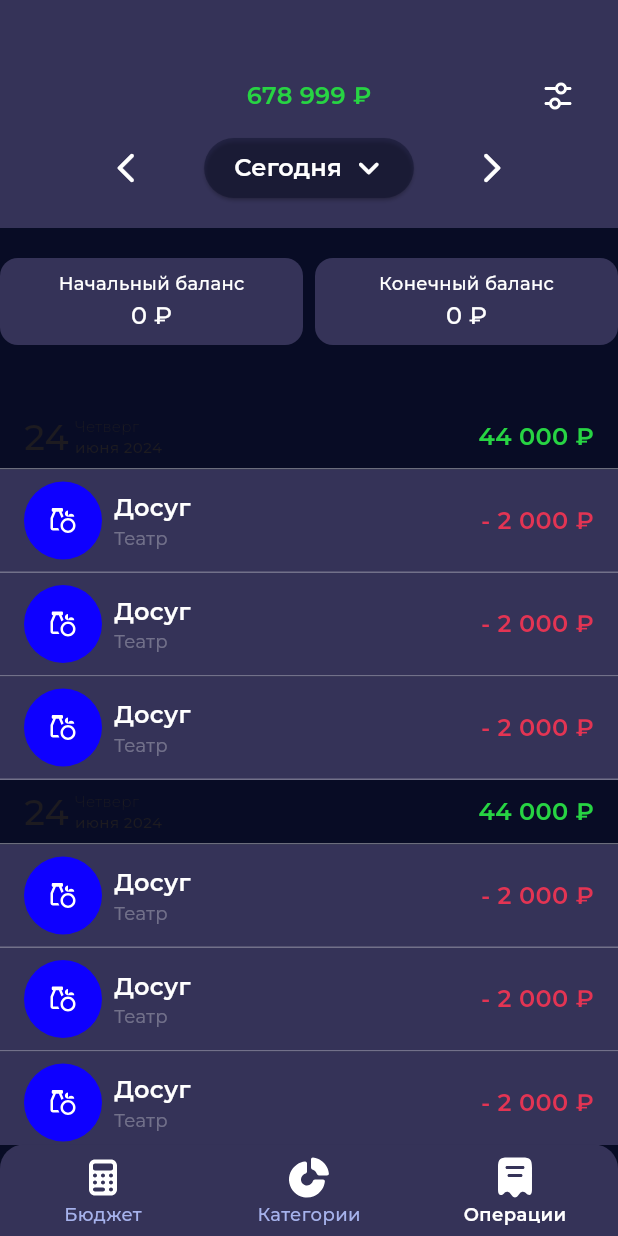
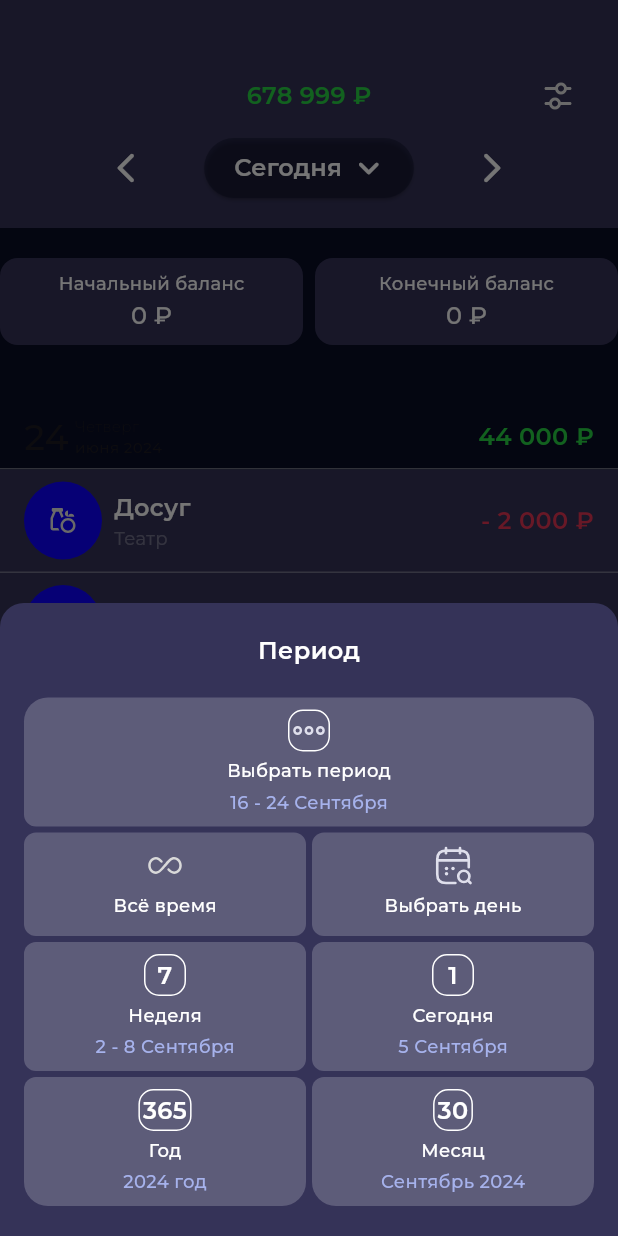
Before and after one commit to LizzzaD/Budget-Buddy, a Flutter app: the screen it shows after launch, item 3 of the bottom bar chosen, after a tap on "Сегодня", on a phone screen of 412 x 824 dp. Run offline on Flutter 3.47's test engine with Material 3 defaults, Android fonts, the phone set to English and light mode, and no system bars; our stand-ins replace decimal, fl_chart, flutter_svg, freezed_annotation, google_fonts.

Commit message:
add time period selection_widget layout

```diff
--- a/lib/features/screens/home_screen.dart
+++ b/lib/features/screens/home_screen.dart
@@ -4,6 +4,7 @@ import 'package:budget_buddy/views/extension/build_context_extension.dart';
 import 'package:budget_buddy/views/images/icons.dart';
 import 'package:budget_buddy/views/ui_kit/app_bars/main_bottom_navigation_bar.dart';
 import 'package:budget_buddy/views/ui_kit/widgets/date_widget.dart';
+import 'package:budget_buddy/views/ui_kit/widgets/time_period_selection_widget.dart';
 import 'package:flutter/material.dart';
 
 class HomeScreen extends StatefulWidget {
@@ -69,7 +70,15 @@ class _HomeScreenState extends State<HomeScreen> {
                     ),
                   ],
                 ),
-                const DateWidget(),
+                 DateWidget(        onPressed: () {
+                   showModalBottomSheet(
+                       context: context,
+                       isScrollControlled: true,
+                       useSafeArea: true,
+                       builder: (BuildContext context) {
+                         return const TimePeriodSelectionWidget();
+                       });
+                 },),
               ],
             ),
           ),
--- a/lib/views/images/icons.dart
+++ b/lib/views/images/icons.dart
@@ -4,9 +4,13 @@ import 'package:flutter_svg/svg.dart';
 enum SVGIcon {
   bus,
   calculator,
+  calendar,
+  ellipsis,
+  filled_ellipsis,
   fork_knife,
   grocery,
   hand_heart,
+  infinity,
   pie_chart,
   puzzle,
   receipt,
@@ -20,10 +24,12 @@ enum SVGIcon {
       '$_rootPath/$name.svg',
       width: size,
       height: size,
-      colorFilter: ColorFilter.mode(
-        color ?? Colors.white,
-        BlendMode.srcIn,
-      ),
+      colorFilter: color != null
+          ? ColorFilter.mode(
+              color,
+              BlendMode.srcIn,
+            )
+          : null,
     );
   }
 }
--- a/lib/views/ui_kit/widgets/date_widget.dart
+++ b/lib/views/ui_kit/widgets/date_widget.dart
@@ -2,7 +2,9 @@ import 'package:budget_buddy/views/extension/build_context_extension.dart';
 import 'package:flutter/material.dart';
 
 class DateWidget extends StatelessWidget {
-  const DateWidget({super.key});
+  const DateWidget({required this.onPressed, super.key});
+
+  final VoidCallback onPressed;
 
   @override
   Widget build(BuildContext context) {
@@ -20,7 +22,7 @@ class DateWidget extends StatelessWidget {
           width: 28,
         ),
         ElevatedButton(
-          onPressed: () {},
+          onPressed: onPressed,
           style: ElevatedButton.styleFrom(
             padding: const EdgeInsets.symmetric(vertical: 4, horizontal: 16),
             backgroundColor: context.colors.backgroundColor.withOpacity(0.4),
--- /dev/null
+++ b/lib/views/ui_kit/widgets/time_period_selection_widget.dart
@@ -0,0 +1,247 @@
+import 'package:budget_buddy/views/extension/build_context_extension.dart';
+import 'package:budget_buddy/views/images/icons.dart';
+import 'package:flutter/material.dart';
+
+class TimePeriodSelectionWidget extends StatelessWidget {
+  const TimePeriodSelectionWidget({super.key});
+
+  @override
+  Widget build(BuildContext context) {
+    return Container(
+      padding: const EdgeInsets.symmetric(horizontal: 16),
+      width: double.infinity,
+      decoration: BoxDecoration(
+        color: context.colors.secondaryColor,
+        borderRadius: const BorderRadius.vertical(
+          top: Radius.circular(16),
+        ),
+      ),
+      child: Column(
+        mainAxisSize: MainAxisSize.min,
+        children: [
+          const SizedBox(
+            height: 20,
+          ),
+          Text(
+            'Период',
+            style:
+                context.styles.semibold16.copyWith(color: context.colors.white),
+          ),
+          const SizedBox(
+            height: 20,
+          ),
+          _TimePeriodWidget(
+            icon: Container(
+              height: 28,
+              width: 28,
+              decoration: BoxDecoration(
+                  borderRadius: BorderRadius.circular(10),
+                  border: Border.all(color: context.colors.white)),
+              child: SVGIcon.ellipsis.build(),
+            ),
+            title: 'Выбрать период',
+            topBorderRadius: 16,
+            bottomBorderRadius: 8,
+            description: '16 - 24 Сентября',
+          ),
+          const SizedBox(
+            height: 4,
+          ),
+          Row(
+            children: [
+              Expanded(
+                child: _TimePeriodWidget(
+                  icon: SVGIcon.infinity.build(size: 28),
+                  title: 'Всё время',
+                  topBorderRadius: 8,
+                  bottomBorderRadius: 8,
+                ),
+              ),
+              const SizedBox(
+                width: 4,
+              ),
+              Expanded(
+                child: _TimePeriodWidget(
+                  icon: SVGIcon.calendar.build(size: 28),
+                  title: 'Выбрать день',
+                  topBorderRadius: 8,
+                  bottomBorderRadius: 8,
+                ),
+              ),
+            ],
+          ),
+          const SizedBox(
+            height: 4,
+          ),
+          Row(
+            children: [
+              Expanded(
+                child: _TimePeriodWidget(
+                  icon: Container(
+                    height: 28,
+                    width: 28,
+                    padding: const EdgeInsets.all(2),
+                    decoration: BoxDecoration(
+                        borderRadius: BorderRadius.circular(10),
+                        border: Border.all(color: context.colors.white)),
+                    child: Text(
+                      '7',
+                      style: context.styles.semibold16.copyWith(
+                        color: context.colors.white,
+                      ),
+                      textAlign: TextAlign.center,
+                    ),
+                  ),
+                  title: 'Неделя',
+                  topBorderRadius: 8,
+                  bottomBorderRadius: 8,
+                  description: '2 - 8 Сентября',
+                ),
+              ),
+              const SizedBox(
+                width: 4,
+              ),
+              Expanded(
+                child: _TimePeriodWidget(
+                  icon:  Container(
+                    height: 28,
+                    width: 28,
+                    padding: const EdgeInsets.all(2),
+                    decoration: BoxDecoration(
+                        borderRadius: BorderRadius.circular(10),
+                        border: Border.all(color: context.colors.white)),
+                    child: Text(
+                      '1',
+                      style: context.styles.semibold16.copyWith(
+                        color: context.colors.white,
+                      ),
+                      textAlign: TextAlign.center,
+                    ),
+                  ),
+                  title: 'Сегодня',
+                  topBorderRadius: 8,
+                  bottomBorderRadius: 8,
+                  description: '5 Сентября',
+                ),
+              ),
+            ],
+          ),
+          const SizedBox(height: 4,),
+          Row(
+            children: [
+              Expanded(
+                child: _TimePeriodWidget(
+                  icon: Container(
+                    height: 28,
+
+                    padding: const EdgeInsets.all(2),
+                    decoration: BoxDecoration(
+                        borderRadius: BorderRadius.circular(10),
+                        border: Border.all(color: context.colors.white)),
+                    child: Text(
+                      '365',
+                      style: context.styles.semibold16.copyWith(
+                        color: context.colors.white,
+                      ),
+                      textAlign: TextAlign.center,
+                    ),
+                  ),
+                  title: 'Год',
+                  topBorderRadius: 8,
+                  bottomBorderRadius: 16,
+                  description: '2024 год',
+                ),
+              ),
+              const SizedBox(
+                width: 4,
+              ),
+              Expanded(
+                child: _TimePeriodWidget(
+                  icon:  Container(
+                    height: 28,
+                    padding: const EdgeInsets.all(2),
+                    decoration: BoxDecoration(
+                        borderRadius: BorderRadius.circular(10),
+                        border: Border.all(color: context.colors.white)),
+                    child: Text(
+                      '30',
+                      style: context.styles.semibold16.copyWith(
+                        color: context.colors.white,
+                      ),
+                      textAlign: TextAlign.center,
+                    ),
+                  ),
+                  title: 'Месяц',
+                  topBorderRadius: 8,
+                  bottomBorderRadius: 16,
+                  description: 'Сентябрь 2024',
+                ),
+              ),
+            ],
+          ),
+          SizedBox(height: 20,),
+        ],
+
+      ),
+    );
+  }
+}
+
+class _TimePeriodWidget extends StatelessWidget {
+  const _TimePeriodWidget({
+    required this.icon,
+    required this.title,
+    required this.topBorderRadius,
+    required this.bottomBorderRadius,
+    this.description,
+    super.key,
+  });
+
+  final Widget icon;
+  final String title;
+  final double topBorderRadius;
+  final double bottomBorderRadius;
+  final String? description;
+
+  @override
+  Widget build(BuildContext context) {
+    return Container(
+      padding: const EdgeInsets.all(8),
+      width: double.infinity,
+      decoration: BoxDecoration(
+        color: context.colors.white.withOpacity(0.2),
+        borderRadius: BorderRadius.vertical(
+          top: Radius.circular(topBorderRadius),
+          bottom: Radius.circular(bottomBorderRadius),
+        ),
+      ),
+      child: Column(
+        children: [
+          Column(
+            children: [
+              icon,
+              const SizedBox(
+                height: 4,
+              ),
+              Text(
+                title,
+                style: context.styles.medium12
+                    .copyWith(color: context.colors.white),
+              ),
+              const SizedBox(
+                height: 4,
+              ),
+              description != null
+                  ? Text(
+                      description!,
+                      style: context.styles.medium12
+                          .copyWith(color: context.colors.textSecondaryColor),
+                    )
+                  : const SizedBox(),
+            ],
+          ),
+        ],
+      ),
+    );
+  }
+}
```
Also changed, not shown: pubspec.yaml (+5 -5 lines), assets/icons/calendar.svg (added), assets/icons/ellipsis.svg (added), assets/icons/filled_ellipsis.svg (added), assets/icons/infinity.svg (added), pubspec.lock.
